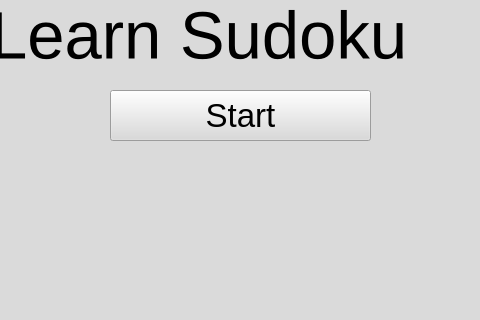
Qt form Sudoku/mainwindow.ui (UofU-CS3505/cs3505-assignment9-AveryBroadbent) before a commit; both pictures show x 130 to 610 and y 149 to 469 of the 838 by 730 pixel window.
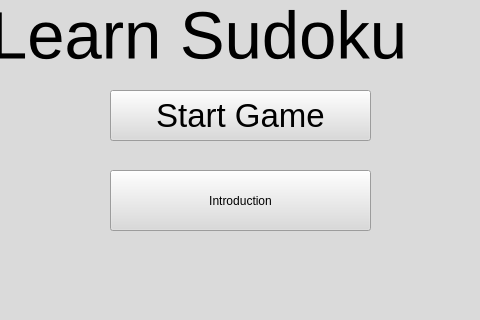
The same form after that commit. The open tabs and pages were chosen to show the change. Icons and pictures are not drawn. Custom widgets are drawn as their Qt base class.

Commit message: added button to homePage

The edit to the form file:
```diff
--- a/Sudoku/mainwindow.ui
+++ b/Sudoku/mainwindow.ui
@@ -69,7 +69,20 @@
        </font>
       </property>
       <property name="text">
-       <string>Start</string>
+       <string>Start Game</string>
+      </property>
+     </widget>
+     <widget class="QPushButton" name="IntroductionButton">
+      <property name="geometry">
+       <rect>
+        <x>240</x>
+        <y>300</y>
+        <width>261</width>
+        <height>61</height>
+       </rect>
+      </property>
+      <property name="text">
+       <string>Introduction</string>
       </property>
      </widget>
     </widget>
```
Left out of the diff: 4 changed lines with no effect on the pictures. The commit also changes 2 other files.
